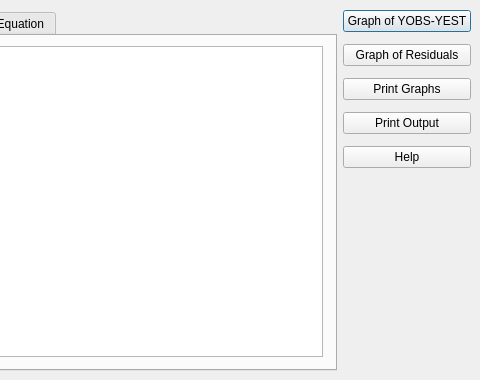
The window that gui/iode_objs/estimation/estimation_results.ui (plan-be/iode) describes before a commit, drawn with Qt 5; both pictures show x 280 to 760 and y 0 to 380 of the 760 by 380 pixel window.
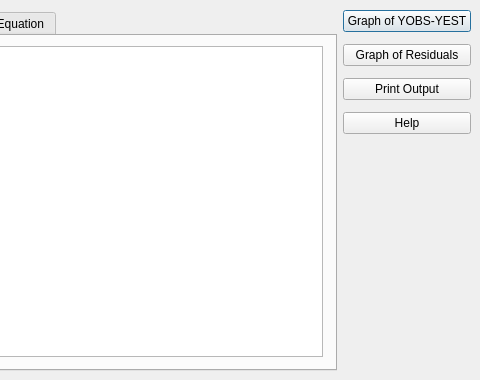
The same window after the commit.

Commit message: GUI: (EstimationResultsDialog) removed the Print Graphs button

```diff
--- a/gui/iode_objs/estimation/estimation_results.ui
+++ b/gui/iode_objs/estimation/estimation_results.ui
@@ -84,13 +84,6 @@
         </property>
        </widget>
       </item>
-      <item>
-       <widget class="QPushButton" name="pushButton_print_graphs">
-        <property name="text">
-         <string>Print Graphs</string>
-        </property>
-       </widget>
-      </item>
       <item>
        <widget class="QPushButton" name="pushButton_print_output">
         <property name="text">
```
Left out of the diff: 16 changed lines with no effect on the pictures. The commit also changes 2 other files.
